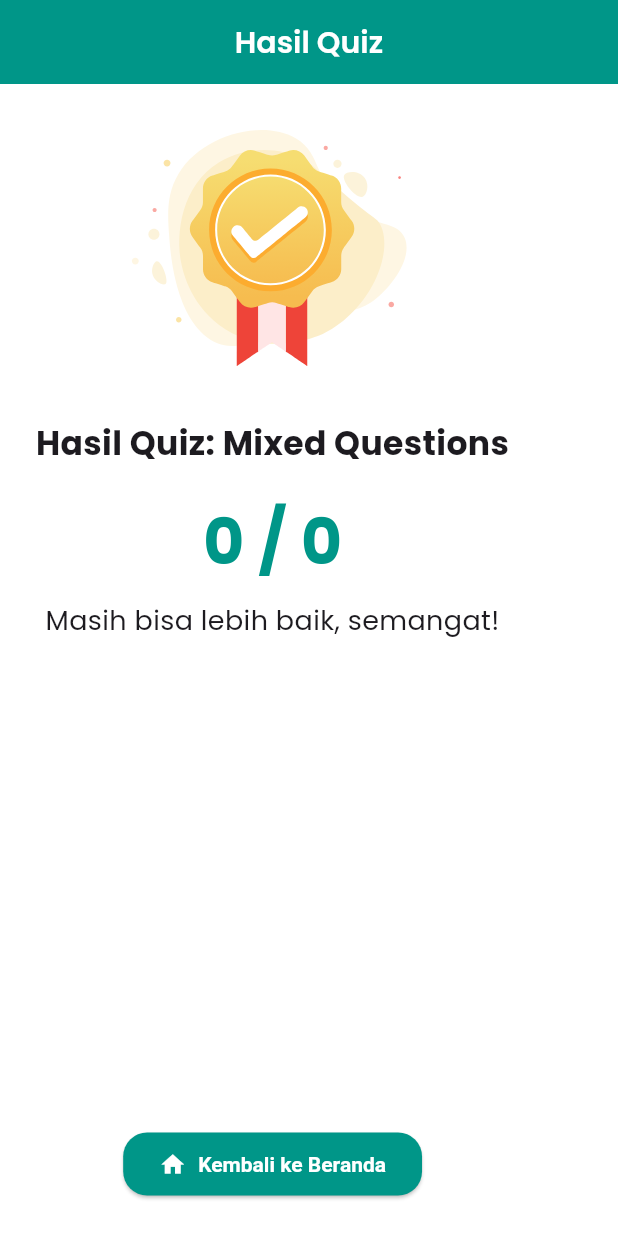
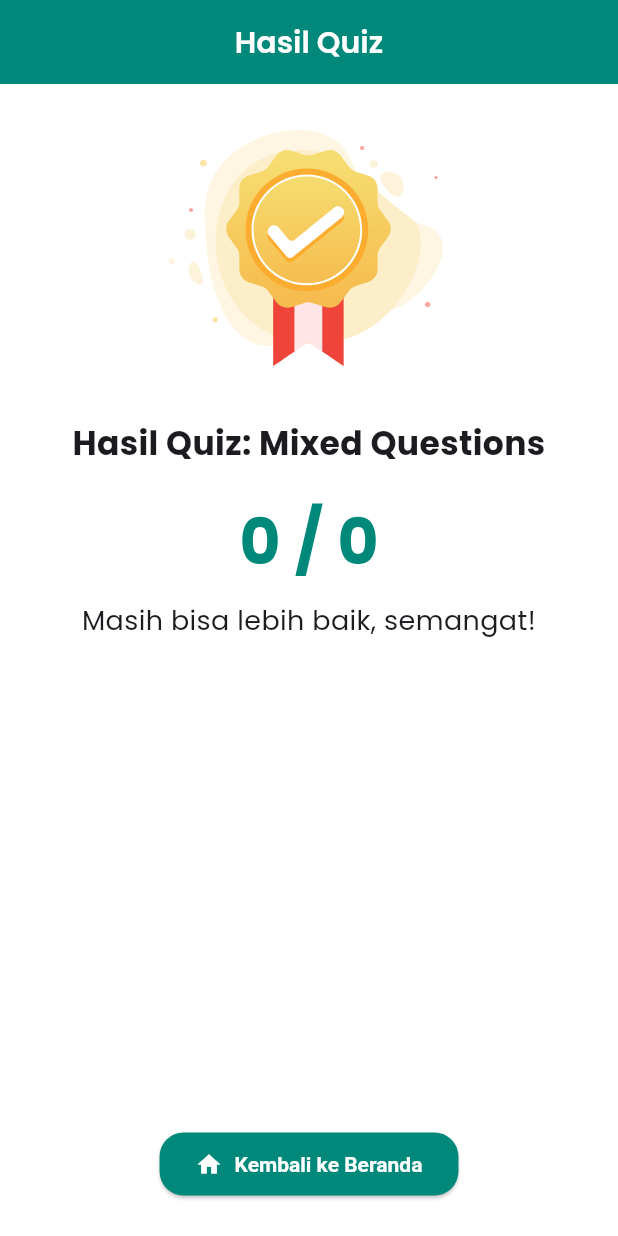
Before and after one commit to bilanakiyut/proyek, a Flutter app: the ScorePage screen opened directly with empty values, on a phone screen of 412 x 824 dp. Run offline on Flutter 3.47's test engine with Material 3 defaults, Android fonts, the phone set to English and light mode, and no system bars; our stand-ins replace google_fonts, lottie, shared_preferences, youtube_player_flutter; accounts and stored records are empty.

Commit message:
Update score_page.dart

```diff
--- a/lib/pages/score_page.dart
+++ b/lib/pages/score_page.dart
@@ -33,9 +33,14 @@ class ScorePage extends StatelessWidget {
       backgroundColor: Colors.white,
       appBar: AppBar(
         title: const Text("Hasil Quiz"),
-        backgroundColor: Colors.teal,
+        backgroundColor: Theme.of(context).colorScheme.primary,
       ),
-      body: Padding(
+      body: Center(
+        child: ConstrainedBox(
+          constraints: const BoxConstraints(
+            maxWidth: 450,
+          ),
+          child: Padding(
             padding: const EdgeInsets.all(24),
             child: Column(
               crossAxisAlignment: CrossAxisAlignment.center,
@@ -65,10 +70,10 @@ class ScorePage extends StatelessWidget {
 
                 Text(
                   "$score / $total",
-              style: const TextStyle(
+                  style: TextStyle(
                     fontSize: 42,
                     fontWeight: FontWeight.bold,
-                color: Colors.teal,
+                    color: Theme.of(context).colorScheme.primary,
                   ),
                 ),
 
@@ -94,12 +99,16 @@ class ScorePage extends StatelessWidget {
                   icon: const Icon(Icons.home),
                   label: const Text("Kembali ke Beranda"),
                   style: ElevatedButton.styleFrom(
-                backgroundColor: Colors.teal,
+                    backgroundColor: Theme.of(context).colorScheme.primary,
                     padding: const EdgeInsets.symmetric(
-                    horizontal: 24, vertical: 12),
+                      horizontal: 24,
+                      vertical: 12,
                     ),
-            )
+                  ),
+                ),
               ],
+            ),
+          ),
         ),
       ),
     );
```
Lines whose indentation alone changed are shown as unchanged.
